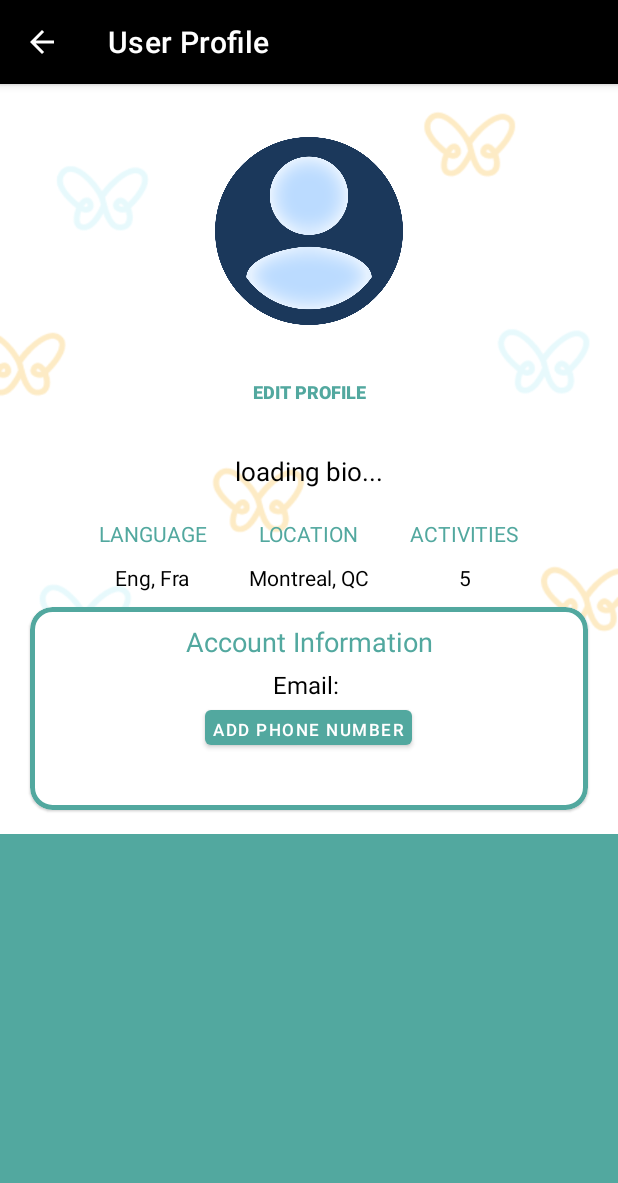
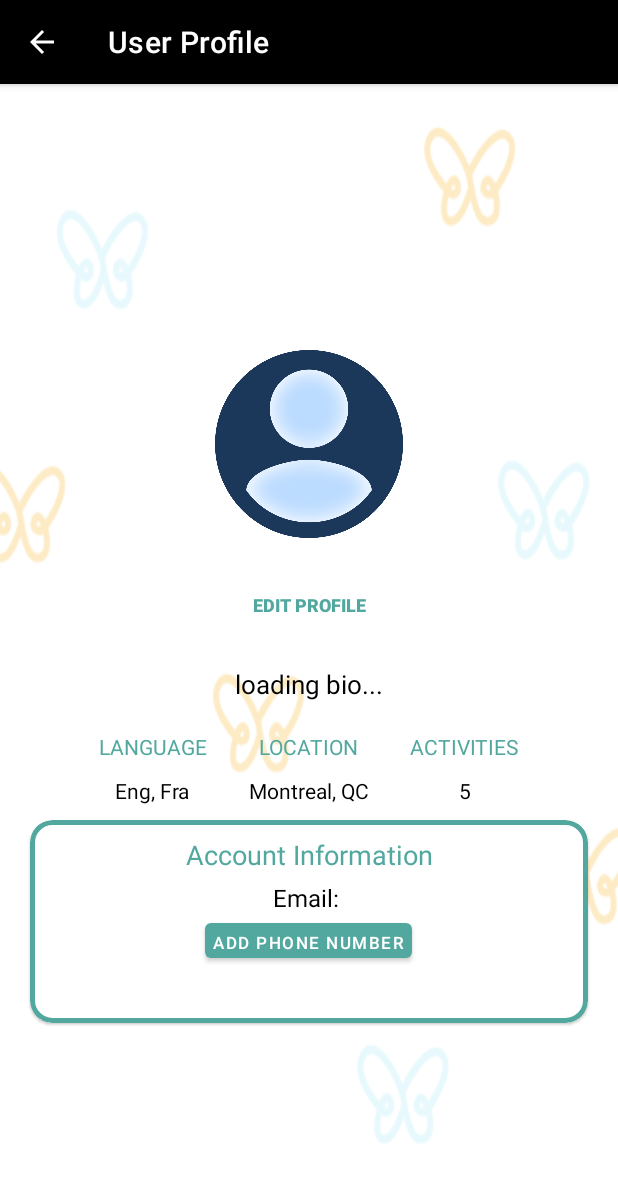
Before and after one commit to AC159/Soen-490-Papilio, an Android app: the UserProfileActivity screen opened directly, with no data from a screen before it, on a phone screen of 412 x 824 dp. Shown: the top 1183 px of the screen. Run offline under Robolectric (Android 15) with nearby library versions, the phone set to English and light mode, and no system bars; our stand-ins replace Firebase (no records; nobody signed in at launch, a user with empty details on screens opened directly); libraries missing offline, so code that uses them is left out: com.github.dhaval2404.imagepicker; pictures from the network do not load; 1 statement that could not run was skipped.

Commit message:
Removed bottom green rectangle from user profile page

```diff
--- a/app/src/main/res/layout/activity_user_profile.xml
+++ b/app/src/main/res/layout/activity_user_profile.xml
@@ -1,30 +1,17 @@
 <?xml version="1.0" encoding="utf-8"?>
-<RelativeLayout xmlns:android="http://schemas.android.com/apk/res/android"
+<androidx.coordinatorlayout.widget.CoordinatorLayout
+    xmlns:android="http://schemas.android.com/apk/res/android"
     xmlns:app="http://schemas.android.com/apk/res-auto"
-    xmlns:tools="http://schemas.android.com/tools"
-    android:id="@+id/relative_layout_user_profile"
-    android:layout_width="match_parent"
-    android:layout_height="match_parent">
-
-    <include
-        android:id="@+id/layout"
-        layout="@layout/user_profile_activity_box" />
-
-    <LinearLayout
+    android:id="@+id/coordinator_layout_user_profile"
     android:layout_width="match_parent"
     android:layout_height="match_parent"
-        android:orientation="vertical"
-        tools:context=".view.userProfileActivity">
-
-        <LinearLayout
-            android:layout_width="match_parent"
-            android:layout_height="500dp"
-            android:background="@color/white">
+    >
 
     <LinearLayout
         android:layout_width="match_parent"
         android:layout_height="match_parent"
         android:background="@drawable/user_profile_background"
+        android:gravity="center"
         android:orientation="vertical">
 
         <ImageView
@@ -267,16 +254,4 @@
 
     </LinearLayout>
 
-        </LinearLayout>
-
-        <LinearLayout
-            android:id="@+id/user_profile_activities_box"
-            android:layout_width="match_parent"
-            android:layout_height="match_parent"
-            android:background="@color/light_sea_green"
-            android:orientation="vertical">
-        </LinearLayout>
-
-    </LinearLayout>
-
-</RelativeLayout>
+</androidx.coordinatorlayout.widget.CoordinatorLayout>
```
Also changed, not shown: app/src/main/java/com/soen490chrysalis/papilio/view/UserProfileActivity.kt (+4 -3 lines), app/src/main/res/layout/user_profile_activity_box.xml (deleted, +0 -70 lines). Lines whose indentation alone changed are shown as unchanged.
